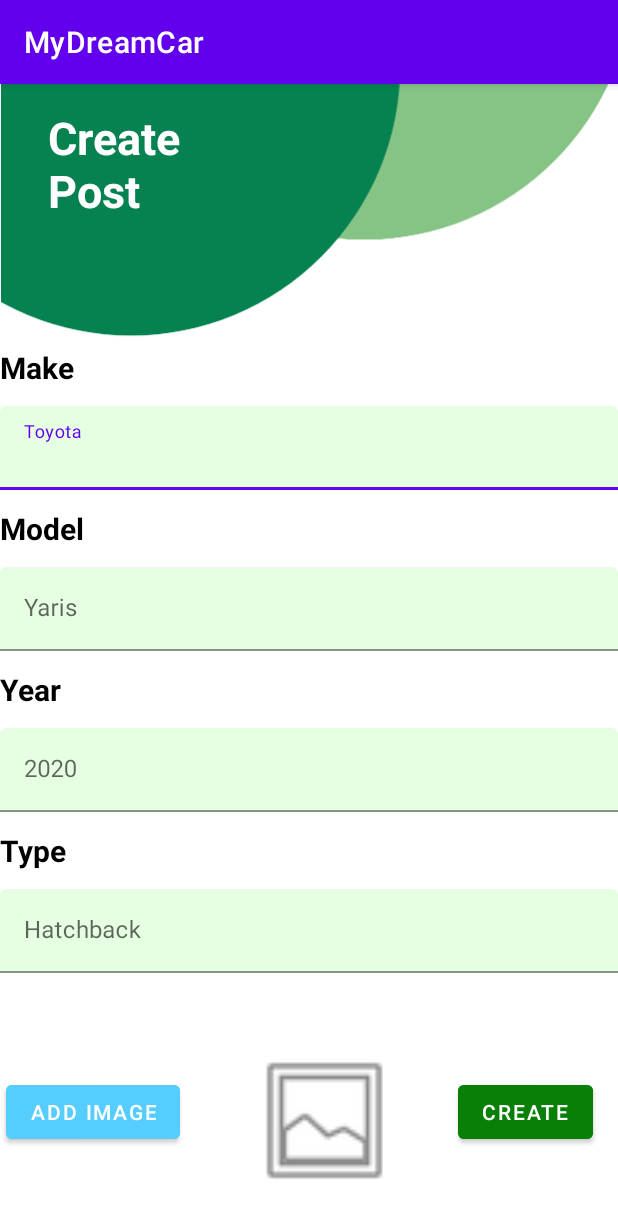
After one commit to exauMS/MyDreamCar, an Android app: the CreatePostActivity screen opened directly, with no data from a screen before it, on a phone screen of 412 x 824 dp. The commit adds this screen. Shown: the top 1218 px of the screen. Run offline under Robolectric (Android 15) with nearby library versions, the phone set to English and light mode, and no system bars; our stand-ins replace Firebase (no records; nobody signed in at launch, a user with empty details on screens opened directly).

Commit message:
All about creating post is implemented.

```diff
--- a/app/build.gradle
+++ b/app/build.gradle
@@ -36,6 +36,7 @@ dependencies {
     implementation 'androidx.constraintlayout:constraintlayout:2.1.4'
     implementation 'com.google.firebase:firebase-auth:21.0.2'
     implementation 'com.google.firebase:firebase-database:20.0.4'
+    implementation 'com.google.firebase:firebase-storage:20.1.0'
     testImplementation 'junit:junit:4.13.2'
     androidTestImplementation 'androidx.test.ext:junit:1.1.5'
     androidTestImplementation 'androidx.test.espresso:espresso-core:3.5.1'
--- /dev/null
+++ b/app/src/main/java/com/helb/mydreamcar/CreatePostActivity.java
@@ -0,0 +1,201 @@
+package com.helb.mydreamcar;
+
+import androidx.activity.result.ActivityResultLauncher;
+import androidx.activity.result.contract.ActivityResultContracts;
+import androidx.annotation.NonNull;
+import androidx.appcompat.app.AppCompatActivity;
+
+import android.app.Activity;
+import android.content.Intent;
+import android.graphics.Bitmap;
+import android.net.Uri;
+import android.os.Bundle;
+import android.provider.MediaStore;
+import android.view.View;
+import android.widget.Button;
+import android.widget.ImageView;
+import android.widget.Toast;
+
+import com.google.android.gms.tasks.OnFailureListener;
+import com.google.android.gms.tasks.OnSuccessListener;
+import com.google.android.material.snackbar.Snackbar;
+import com.google.android.material.textfield.TextInputEditText;
+import com.google.firebase.auth.FirebaseAuth;
+import com.google.firebase.auth.FirebaseUser;
+import com.google.firebase.database.DataSnapshot;
+import com.google.firebase.database.DatabaseError;
+import com.google.firebase.database.DatabaseReference;
+import com.google.firebase.database.FirebaseDatabase;
+import com.google.firebase.database.ValueEventListener;
+import com.google.firebase.storage.FirebaseStorage;
+import com.google.firebase.storage.StorageReference;
+import com.google.firebase.storage.UploadTask;
+import com.helb.mydreamcar.model.Post;
+
+import java.io.IOException;
+import java.text.SimpleDateFormat;
+import java.util.Date;
+import java.util.HashMap;
+import java.util.Locale;
+import java.util.UUID;
+
+public class CreatePostActivity extends AppCompatActivity {
+
+    private Button addImageBtn, createPostBtn;
+    private ImageView previewImage;
+    private int SELECT_PICTURE=200;
+    private Uri selectedImageUri;
+    private TextInputEditText make,model,year,type;
+    private FirebaseAuth mAuth;
+    private FirebaseDatabase database;
+    private DatabaseReference databaseReference;
+    private FirebaseStorage storage;
+    private StorageReference storageReference;
+    private String userName;
+    private  Post post;
+
+    @Override
+    protected void onCreate(Bundle savedInstanceState) {
+        super.onCreate(savedInstanceState);
+        setContentView(R.layout.activity_create_post);
+
+        post = new Post();
+        userName = "username";
+        addImageBtn = findViewById(R.id.addImageBtn);
+        createPostBtn = findViewById(R.id.createPostBtn);
+        previewImage = findViewById(R.id.previewImage);
+        make = findViewById(R.id.makeCreateEditText);
+        model = findViewById(R.id.modelCreateEditText);
+        year = findViewById(R.id.yearCreateEditText);
+        type = findViewById(R.id.typeCreateEditText);
+
+        storage = FirebaseStorage.getInstance();
+        storageReference = storage.getReference();
+        mAuth = FirebaseAuth.getInstance();
+        database = FirebaseDatabase.getInstance();
+
+        FirebaseUser currentUser = mAuth.getCurrentUser();
+        databaseReference = database.getReference("Users");
+        databaseReference.orderByChild("email").equalTo(currentUser.getEmail()).addValueEventListener(new ValueEventListener() {
+            @Override
+            public void onDataChange(@NonNull DataSnapshot dataSnapshot) {
+
+                if (dataSnapshot.exists()){
+                    HashMap<String, Object> dataMap = (HashMap<String, Object>) dataSnapshot.getValue();
+
+                    for (String key : dataMap.keySet()) {
+
+                        Object data = dataMap.get(key);
+                        HashMap<String, Object> userData = (HashMap<String, Object>) data;
+                        userName=(userData.get("userName").toString());
+                    }
+
+
+
+
+                }}
+
+            @Override
+            public void onCancelled(@NonNull DatabaseError databaseError) {
+
+            }
+        });
+
+        addImageBtn.setOnClickListener(new View.OnClickListener() {
+            @Override
+            public void onClick(View v) {
+                imageChooser();
+            }
+        });
+
+        createPostBtn.setOnClickListener(new View.OnClickListener() {
+            @Override
+            public void onClick(View v) {
+                uploadImage();
+            }
+        });
+    }
+    private void imageChooser(){
+        Intent intent = new Intent();
+        intent.setType("image/*");
+        intent.setAction(Intent.ACTION_GET_CONTENT);
+
+        launchSomeActivity.launch(intent);
+    }
+    ActivityResultLauncher<Intent> launchSomeActivity
+            = registerForActivityResult(
+            new ActivityResultContracts
+                    .StartActivityForResult(),
+            result -> {
+                if (result.getResultCode()
+                        == Activity.RESULT_OK) {
+                    Intent data = result.getData();
+                    // do your operation from here....
+                    if (data != null
+                            && data.getData() != null) {
+                        selectedImageUri = data.getData();
+                        Bitmap selectedImageBitmap = null;
+                        try {
+                            selectedImageBitmap
+                                    = MediaStore.Images.Media.getBitmap(
+                                    this.getContentResolver(),
+                                    selectedImageUri);
+                        }
+                        catch (IOException e) {
+                            e.printStackTrace();
+                        }
+                        previewImage.setImageBitmap(
+                                selectedImageBitmap);
+
+                    }
+                }
+            });
+
+    private void uploadImage(){
+
+        final String randomKey = UUID.randomUUID().toString();//security in case of same file name
+
+        StorageReference carImageRef = storageReference.child("images/"+randomKey);
+
+        carImageRef.putFile(selectedImageUri).addOnSuccessListener(new OnSuccessListener<UploadTask.TaskSnapshot>() {
+            @Override
+            public void onSuccess(UploadTask.TaskSnapshot taskSnapshot) {
+                Snackbar.make(findViewById(android.R.id.content), "Image Uploaded!", Snackbar.LENGTH_SHORT).show();
+                post.setUrl("images/"+randomKey);
+                uploadPost();
+            }
+        }).addOnFailureListener(new OnFailureListener() {
+            @Override
+            public void onFailure(@NonNull Exception e) {
+                Toast.makeText(getApplicationContext(), "Failed To Upload.", Toast.LENGTH_SHORT).show();
+            }
+        });
+    }
+
+    private void uploadPost(){
+        SimpleDateFormat sdf = new SimpleDateFormat("yyyy-MM-dd HH:mm:ss", Locale.getDefault());
+        String currentDateAndTime = sdf.format(new Date());
+
+        post.setMake(make.getText().toString());
+        post.setModel(model.getText().toString());
+        post.setYear(year.getText().toString());
+        post.setType(type.getText().toString());
+        post.setCreator(userName);
+        post.setDate(currentDateAndTime);
+
+        databaseReference = database.getReference("Posts");
+        databaseReference.child("post "+post.getCreator()+ " "+post.getDate()).setValue(post);
+
+        startActivity(new Intent(CreatePostActivity.this, MainActivity.class));
+        finish();
+
+
+
+    }
+    @Override
+    public void onBackPressed() {
+        startActivity(new Intent(CreatePostActivity.this, MainActivity.class));
+        finish();
+        super.onBackPressed();
+    }
+}
--- /dev/null
+++ b/app/src/main/res/layout/activity_create_post.xml
@@ -0,0 +1,210 @@
+<?xml version="1.0" encoding="utf-8"?>
+<androidx.constraintlayout.widget.ConstraintLayout xmlns:android="http://schemas.android.com/apk/res/android"
+    xmlns:app="http://schemas.android.com/apk/res-auto"
+    xmlns:tools="http://schemas.android.com/tools"
+    android:layout_width="match_parent"
+    android:layout_height="match_parent"
+    tools:context=".CreatePostActivity">
+
+    <ImageView
+        android:id="@+id/imageView5"
+        android:layout_width="wrap_content"
+        android:layout_height="wrap_content"
+        android:layout_marginBottom="576dp"
+        app:layout_constraintBottom_toBottomOf="parent"
+        app:layout_constraintEnd_toEndOf="parent"
+        app:layout_constraintHorizontal_bias="0.0"
+        app:layout_constraintStart_toStartOf="parent"
+        app:layout_constraintTop_toTopOf="parent"
+        app:srcCompat="@drawable/top_background" />
+
+    <TextView
+        android:id="@+id/textView"
+        android:layout_width="wrap_content"
+        android:layout_height="wrap_content"
+        android:text="Create\nPost"
+        android:layout_marginStart="32dp"
+        android:layout_marginTop="15dp"
+        android:textSize="30sp"
+        android:textStyle="bold"
+        android:textColor="#FFFFFF"
+        app:layout_constraintStart_toStartOf="parent"
+        app:layout_constraintTop_toTopOf="parent"  />
+
+    <LinearLayout
+        android:id="@+id/linearLayout2"
+        android:layout_width="match_parent"
+        android:layout_height="wrap_content"
+        android:layout_marginBottom="52dp"
+        android:orientation="vertical"
+        app:layout_constraintBottom_toBottomOf="parent"
+        app:layout_constraintEnd_toEndOf="parent"
+        app:layout_constraintHorizontal_bias="0.0"
+        app:layout_constraintStart_toStartOf="parent"
+        app:layout_constraintTop_toTopOf="@+id/imageView5"
+        app:layout_constraintVertical_bias="0.629">
+
+        <TextView
+            android:id="@+id/makeCreateText"
+            android:layout_width="match_parent"
+            android:layout_height="wrap_content"
+            android:text="Make"
+            android:textColor="@color/black"
+            android:textSize="20sp"
+            android:textStyle="bold" />
+
+        <com.google.android.material.textfield.TextInputLayout
+            android:id="@+id/makeLayout"
+            style=""
+            android:layout_width="match_parent"
+            android:layout_height="wrap_content"
+            android:layout_marginTop="12dp"
+            android:layout_marginBottom="12dp"
+            android:hint="Toyota">
+
+            <com.google.android.material.textfield.TextInputEditText
+                android:id="@+id/makeCreateEditText"
+                android:layout_width="match_parent"
+                android:layout_height="wrap_content"
+                android:backgroundTint="#E6FFE3"
+                android:ems="10"
+                android:inputType="textPersonName"
+                android:maxLines="1"
+                android:minHeight="48dp"
+                android:textColor="@color/black" />
+        </com.google.android.material.textfield.TextInputLayout>
+
+        <TextView
+            android:id="@+id/modelCreateText"
+            android:layout_width="match_parent"
+            android:layout_height="wrap_content"
+            android:text="Model"
+            android:textColor="@color/black"
+            android:textSize="20sp"
+            android:textStyle="bold" />
+
+        <com.google.android.material.textfield.TextInputLayout
+            android:id="@+id/modelLayout"
+            style=""
+            android:layout_width="match_parent"
+            android:layout_height="wrap_content"
+            android:layout_marginTop="12dp"
+            android:layout_marginBottom="12dp"
+            android:hint="Yaris">
+
+            <com.google.android.material.textfield.TextInputEditText
+                android:id="@+id/modelCreateEditText"
+                android:layout_width="match_parent"
+                android:layout_height="wrap_content"
+                android:backgroundTint="#E6FFE3"
+                android:ems="10"
+                android:inputType="textPersonName"
+                android:maxLines="1"
+                android:minHeight="48dp"
+                android:textColor="@color/black" />
+        </com.google.android.material.textfield.TextInputLayout>
+
+        <TextView
+            android:id="@+id/yearCreateText"
+            android:layout_width="match_parent"
+            android:layout_height="wrap_content"
+            android:text="Year"
+            android:textColor="@color/black"
+            android:textSize="20sp"
+            android:textStyle="bold" />
+
+        <com.google.android.material.textfield.TextInputLayout
+            android:id="@+id/yearLayout"
+            style=""
+            android:layout_width="match_parent"
+            android:layout_height="wrap_content"
+            android:layout_marginTop="12dp"
+            android:layout_marginBottom="12dp"
+            android:hint="2020">
+
+            <com.google.android.material.textfield.TextInputEditText
+                android:id="@+id/yearCreateEditText"
+                android:layout_width="match_parent"
+                android:layout_height="wrap_content"
+                android:backgroundTint="#E6FFE3"
+                android:ems="10"
+                android:inputType="number"
+                android:maxLines="1"
+                android:minHeight="48dp"
+                android:textColor="@color/black" />
+        </com.google.android.material.textfield.TextInputLayout>
+
+        <TextView
+            android:id="@+id/typeCreateText"
+            android:layout_width="match_parent"
+            android:layout_height="wrap_content"
+            android:text="Type"
+            android:textColor="@color/black"
+            android:textSize="20sp"
+            android:textStyle="bold" />
+
+        <com.google.android.material.textfield.TextInputLayout
+            android:id="@+id/typeLayout"
+            style=""
+            android:layout_width="match_parent"
+            android:layout_height="wrap_content"
+            android:layout_marginTop="12dp"
+            android:layout_marginBottom="12dp"
+            android:hint="Hatchback">
+
+            <com.google.android.material.textfield.TextInputEditText
+                android:id="@+id/typeCreateEditText"
+                android:layout_width="match_parent"
+                android:layout_height="wrap_content"
+                android:backgroundTint="#E6FFE3"
+                android:ems="10"
+                android:inputType="textPersonName"
+                android:maxLines="1"
+                android:minHeight="48dp"
+                android:textColor="@color/black" />
+        </com.google.android.material.textfield.TextInputLayout>
+    </LinearLayout>
+
+    <Button
+        android:id="@+id/addImageBtn"
+        android:layout_width="wrap_content"
+        android:layout_height="wrap_content"
+        android:layout_marginStart="4dp"
+        android:layout_marginTop="37dp"
+        android:backgroundTint="#55CEFF"
+        android:layout_marginBottom="40dp"
+        android:text="Add Image"
+        app:layout_constraintBottom_toBottomOf="parent"
+        app:layout_constraintStart_toStartOf="parent"
+        app:layout_constraintTop_toBottomOf="@+id/linearLayout2" />
+
+    <ImageView
+        android:id="@+id/previewImage"
+        android:layout_width="162dp"
+        android:layout_height="102dp"
+        android:layout_marginStart="8dp"
+        android:layout_marginTop="10dp"
+        android:layout_marginBottom="1dp"
+        app:layout_constraintBottom_toBottomOf="parent"
+        app:layout_constraintEnd_toStartOf="@+id/createPostBtn"
+        app:layout_constraintStart_toEndOf="@+id/addImageBtn"
+        app:layout_constraintTop_toBottomOf="@+id/linearLayout2"
+        app:srcCompat="@android:drawable/ic_menu_gallery" />
+
+    <Button
+        android:id="@+id/createPostBtn"
+        android:layout_width="wrap_content"
+        android:layout_height="wrap_content"
+        android:layout_marginTop="37dp"
+        android:layout_marginEnd="9dp"
+        android:layout_marginBottom="40dp"
+        android:backgroundTint="#088008"
+        android:text="Create"
+        app:layout_constraintBottom_toBottomOf="parent"
+        app:layout_constraintEnd_toEndOf="parent"
+        app:layout_constraintStart_toEndOf="@+id/previewImage"
+        app:layout_constraintTop_toBottomOf="@+id/linearLayout2"
+        app:layout_constraintVertical_bias="0.509" />
+
+
+</androidx.constraintlayout.widget.ConstraintLayout>
```
Also changed, not shown: app/src/main/AndroidManifest.xml (+7 -0 lines), app/src/main/java/com/helb/mydreamcar/HomeFragment.java (+7 -0 lines), app/src/main/java/com/helb/mydreamcar/model/Post.java (added, +78 -0 lines).
